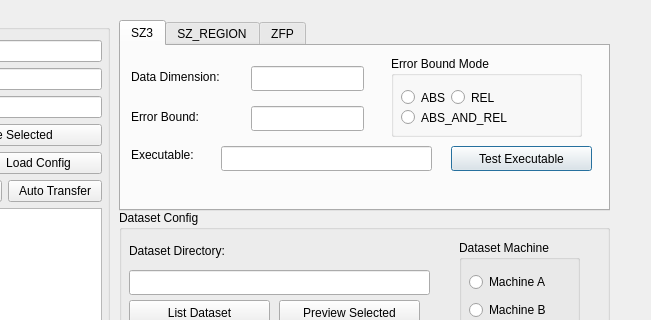
Before: the Qt Designer form ocelot.ui in legendPerceptor/Ocelot, drawn with Qt 5; both pictures show x 321 to 972 and y 0 to 320 of the 972 by 742 pixel window.
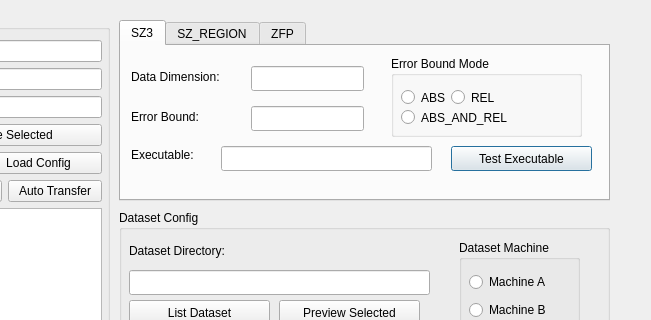
After: the same form once the commit is applied.

Commit message: add NCSA Delta and Rockfish config; Define Dataset Config buttons

What changed in the file:
```diff
--- a/ocelot.ui
+++ b/ocelot.ui
@@ -19,7 +19,7 @@
      <x>440</x>
      <y>20</y>
      <width>491</width>
-     <height>191</height>
+     <height>181</height>
     </rect>
    </property>
    <property name="currentIndex">
```
Left out of the diff: 20 changed lines with no effect on the pictures. The commit also changes 4 other files.
